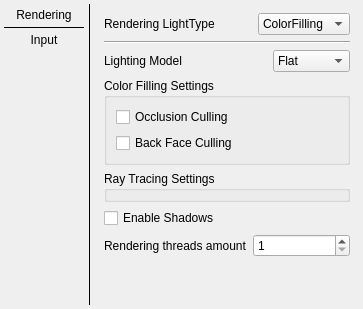
First picture: the form in Gui/src/Frames/SettingsFrame/SettingsWidget/SettingsWidget.ui, repository RullDeef/cw-1, before the edit.
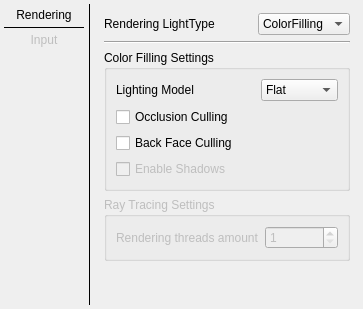
Second picture: the form after the edit.

Diff of the .ui file:
```diff
--- a/Gui/src/Frames/SettingsFrame/SettingsWidget/SettingsWidget.ui
+++ b/Gui/src/Frames/SettingsFrame/SettingsWidget/SettingsWidget.ui
@@ -56,6 +56,9 @@
      </item>
      <item>
       <widget class="QPushButton" name="inputPageButton">
+       <property name="enabled">
+        <bool>false</bool>
+       </property>
        <property name="text">
         <string>Input</string>
        </property>
@@ -135,6 +138,12 @@
         </widget>
        </item>
        <item>
+        <widget class="QGroupBox" name="colorFillingGroupBox">
+         <property name="title">
+          <string>Color Filling Settings</string>
+         </property>
+         <layout class="QVBoxLayout" name="verticalLayout_2">
+          <item>
         <layout class="QHBoxLayout" name="horizontalLayout_3">
          <item>
           <widget class="QLabel" name="label_2">
@@ -171,12 +180,6 @@
         </layout>
        </item>
        <item>
-        <widget class="QGroupBox" name="colorFillingGroupBox">
-         <property name="title">
-          <string>Color Filling Settings</string>
-         </property>
-         <layout class="QVBoxLayout" name="verticalLayout_2">
-          <item>
            <widget class="QCheckBox" name="occlusionCullingCheckBox">
             <property name="text">
              <string>Occlusion Culling</string>
@@ -190,27 +193,35 @@
             </property>
            </widget>
           </item>
-         </layout>
-        </widget>
-       </item>
-       <item>
-        <widget class="QGroupBox" name="rayTracingGroupBox">
-         <property name="title">
-          <string>Ray Tracing Settings</string>
-         </property>
-        </widget>
-       </item>
        <item>
         <widget class="QCheckBox" name="shadowsCheckBox">
+            <property name="enabled">
+             <bool>false</bool>
+            </property>
          <property name="text">
           <string>Enable Shadows</string>
          </property>
         </widget>
        </item>
+         </layout>
+        </widget>
+       </item>
+       <item>
+        <widget class="QGroupBox" name="rayTracingGroupBox">
+         <property name="enabled">
+          <bool>false</bool>
+         </property>
+         <property name="title">
+          <string>Ray Tracing Settings</string>
+         </property>
+         <layout class="QVBoxLayout" name="verticalLayout_4">
        <item>
         <layout class="QHBoxLayout" name="horizontalLayout_4">
          <item>
           <widget class="QLabel" name="label_3">
+              <property name="enabled">
+               <bool>false</bool>
+              </property>
            <property name="text">
             <string>Rendering threads amount</string>
            </property>
@@ -218,6 +229,9 @@
          </item>
          <item>
           <widget class="QSpinBox" name="threadsCountSpinBox">
+              <property name="enabled">
+               <bool>false</bool>
+              </property>
            <property name="autoFillBackground">
             <bool>false</bool>
            </property>
@@ -233,6 +247,9 @@
           </widget>
          </item>
         </layout>
+          </item>
+         </layout>
+        </widget>
        </item>
        <item>
         <spacer name="verticalSpacer_2">
```
Lines whose indentation alone changed are shown as unchanged.
